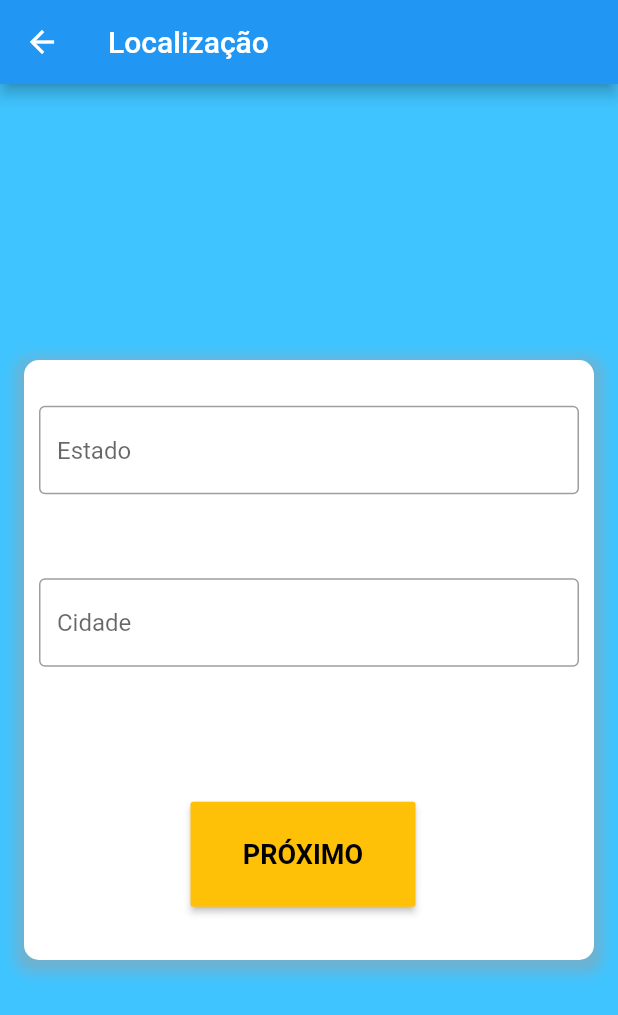
After one commit to rafaeluis1/SalveTempo-FrontEnd, a Flutter app: the Localizacao screen opened directly, on a phone screen of 412 x 824 dp. The commit adds this screen. Shown: the top 1015 px of the screen. Run offline on Flutter 3.47's test engine with Material 2 defaults, Android fonts, the phone set to English and light mode, and no system bars; our stand-ins replace date_format, diacritic, shared_preferences; missing offline and left inert: dart:ffi; accounts and stored records are empty.

Commit message:
Tela de Localização

```diff
--- /dev/null
+++ b/lib/models/localizacaoModels.dart
@@ -0,0 +1,116 @@
+class Pais {
+  int id;
+  String nome;
+
+  Pais({this.id, this.nome});
+
+  Pais.fromJson(Map<String, dynamic> json) {
+    id = json['id'];
+    nome = json['nome'];
+  }
+
+  Map<String, dynamic> toJson() {
+    final Map<String, dynamic> data = new Map<String, dynamic>();
+
+    data['id'] = this.id;
+    data['nome'] = this.nome;
+
+    return data;
+  }
+}
+
+class Estado {
+  int id;
+  Pais pais;
+  String sigla;
+  String nome;
+
+  Estado({this.id, this.pais, this.sigla, this.nome});
+
+  Estado.fromJson(Map<String, dynamic> json) {
+    id = json['id'];
+    pais = Pais.fromJson(json['pais']);
+    sigla = json['sigla'];
+    nome = json['nome'];
+  }
+
+  Map<String, dynamic> toJson() {
+    final Map<String, dynamic> data = new Map<String, dynamic>();
+
+    data['id'] = this.id;
+    data['pais'] = this.pais.toJson();
+    data['sigla'] = this.sigla;
+    data['nome'] = this.nome;
+
+    return data;
+  }
+}
+
+class Cidade {
+  int id;
+  Estado estado;
+  String nome;
+  double latitude;
+  double longitude;
+
+  Cidade({this.id, this.estado, this.nome, this.latitude, this.longitude});
+
+  Cidade.fromJson(Map<String, dynamic> json) {
+    id = json['id'];
+    estado = Estado.fromJson(json['estado']);
+    nome = json['nome'];
+    latitude = json['latitude'];
+    longitude = json['longitude'];
+  }
+
+  Map<String, dynamic> toJson() {
+    final Map<String, dynamic> data = new Map<String, dynamic>();
+
+    data['id'] = this.id;
+    data['estado'] = this.estado.toJson();
+    data['nome'] = this.nome;
+    data['latitude'] = this.latitude;
+    data['longitude'] = this.longitude;
+
+    return data;
+  }
+}
+
+class Endereco {
+  int id;
+  Cidade cidade;
+  String bairro;
+  String logradouro;
+  String numero;
+  String complemento;
+
+  Endereco(
+      {this.id,
+      this.cidade,
+      this.bairro,
+      this.logradouro,
+      this.numero,
+      this.complemento});
+
+  Endereco.fromJson(Map<String, dynamic> json) {
+    id = json['id'];
+    cidade = Cidade.fromJson(json['cidade']);
+    bairro = json['bairro'];
+    logradouro = json['logradouro'];
+    numero = json['numero'];
+    complemento = json['complemento'];
+  }
+
+  Map<String, dynamic> toJson() {
+    final Map<String, dynamic> data = new Map<String, dynamic>();
+
+    data['id'] = this.id;
+    data['cidade'] = this.cidade.toJson();
+    data['bairro'] = this.bairro;
+    data['logradouro'] = this.logradouro;
+    data['numero'] = this.numero;
+    data['complemento'] = this.complemento;
+
+    return data;
+  }
+}
--- a/lib/screens/chooseTime.dart
+++ b/lib/screens/chooseTime.dart
@@ -35,9 +35,7 @@ class _ChooseTimeState extends State<ChooseTime> {
 
   @override
   Widget build(BuildContext context) {
-    return WillPopScope(
-      onWillPop: _onWillPop,
-      child: Scaffold(
+    return Scaffold(
       appBar: AppBar(
         title: Text("Selecione o Período"),
       ),
@@ -114,7 +112,6 @@ class _ChooseTimeState extends State<ChooseTime> {
           ),
         ),
       ),
-      ),
     );
   }
 
--- /dev/null
+++ b/lib/screens/localizacao.dart
@@ -0,0 +1,253 @@
+import 'dart:convert';
+
+import 'package:flutter/material.dart';
+import 'package:salvetempo/models/localizacaoModels.dart';
+import 'package:salvetempo/screens/chooseTime.dart';
+import 'package:salvetempo/service/localizacaoService.dart';
+import 'package:shared_preferences/shared_preferences.dart';
+
+class Localizacao extends StatefulWidget {
+  @override
+  _LocalizacaoState createState() => _LocalizacaoState();
+}
+
+class _LocalizacaoState extends State<Localizacao> {
+  var localizacaoService = LocalizacaoService();
+
+  var estadoCrtl = TextEditingController();
+  var cidadeCrtl = TextEditingController();
+
+  var selectedEstado;
+  var selectedCidade;
+
+  void chooseEstado() {
+    var estados = new List<Estado>();
+
+    localizacaoService.getEstados().then((response) {
+      Iterable list = json.decode(response.body);
+      estados = list.map((item) => Estado.fromJson(item)).toList();
+
+      showDialog(
+          context: context,
+          builder: (BuildContext context) {
+            return AlertDialog(
+              title: Text("Selecione o estado"),
+              content: Container(
+                width: double.maxFinite,
+                child: ListView.builder(
+                    shrinkWrap: true,
+                    itemCount: estados.length,
+                    itemBuilder: (BuildContext context, int index) {
+                      return RadioListTile(
+                        title: Text(
+                            utf8.decode(estados[index].nome.runes.toList()) +
+                                ' (' +
+                                estados[index].sigla +
+                                ')'),
+                        value: estados[index].id,
+                        groupValue: selectedEstado,
+                        onChanged: (value) {
+                          selectedEstado = value;
+                          estadoCrtl.text =
+                              utf8.decode(estados[index].nome.runes.toList()) +
+                                  ' (' +
+                                  estados[index].sigla +
+                                  ')';
+                          cidadeCrtl.clear();
+                          Navigator.pop(context, false);
+                        },
+                      );
+                    }),
+              ),
+            );
+          });
+    });
+  }
+
+  void chooseCidade() {
+    var cidades = new List<Cidade>();
+
+    if (selectedEstado == null) {
+      showDialog(
+          context: context,
+          builder: (BuildContext context) {
+            return AlertDialog(
+              title: Text("Nenhum estado selecionado"),
+            );
+          });
+    } else {
+      localizacaoService
+          .getCidadesById(selectedEstado.toString())
+          .then((response) {
+        Iterable list = json.decode(response.body);
+        cidades = list.map((item) => Cidade.fromJson(item)).toList();
+
+        showDialog(
+            context: context,
+            builder: (BuildContext context) {
+              return AlertDialog(
+                title: Text("Selecione a cidade"),
+                content: Container(
+                  width: double.maxFinite,
+                  child: ListView.builder(
+                      shrinkWrap: true,
+                      itemCount: cidades.length,
+                      itemBuilder: (BuildContext context, int index) {
+                        return RadioListTile(
+                          title: Text(
+                              utf8.decode(cidades[index].nome.runes.toList())),
+                          value: cidades[index].id,
+                          groupValue: selectedCidade,
+                          onChanged: (value) {
+                            selectedCidade = value;
+                            cidadeCrtl.text =
+                                utf8.decode(cidades[index].nome.runes.toList());
+                            Navigator.pop(context, false);
+                          },
+                        );
+                      }),
+                ),
+              );
+            });
+      });
+    }
+  }
+
+  void saveLocalizacao() async {
+    if (!(selectedEstado == null) && !(selectedCidade == null)) {
+      SharedPreferences sharedPreferences =
+          await SharedPreferences.getInstance();
+
+      setState(() {
+        sharedPreferences.setString("estado", selectedEstado.toString());
+        sharedPreferences.setString("cidade", selectedCidade.toString());
+      });
+
+      Navigator.push(
+          context, MaterialPageRoute(builder: (context) => ChooseTime()));
+    } else {
+      print("Selecione estado e cidade.");
+    }
+  }
+
+  Widget build(BuildContext context) {
+    return Scaffold(
+      appBar: AppBar(
+        title: Text("Localização"),
+      ),
+      body: Container(
+        width: double.maxFinite,
+        height: double.maxFinite,
+        child: Stack(
+          children: <Widget>[
+            Container(
+              color: Colors.lightBlueAccent,
+            ),
+            Center(
+              child: Stack(
+                children: <Widget>[
+                  Container(
+                    height: 400,
+                    width: 380,
+                    decoration: BoxDecoration(
+                      color: Colors.white,
+                      borderRadius: const BorderRadius.all(Radius.circular(10)),
+                      boxShadow: [
+                        BoxShadow(
+                          color: Colors.grey.withOpacity(0.5),
+                          spreadRadius: 5,
+                          blurRadius: 7,
+                          offset: Offset(0, 3),
+                        ),
+                      ],
+                    ),
+                    child: Align(
+                      alignment: Alignment.bottomLeft,
+                      child: ButtonBar(
+                        buttonMinWidth: 100,
+                        alignment: MainAxisAlignment.center,
+                        children: <Widget>[
+                          MaterialButton(
+                            minWidth: 150,
+                            height: 70,
+                            color: Colors.amber,
+                            child: Text(
+                              "Próximo".toUpperCase(),
+                              style: TextStyle(
+                                color: Colors.black,
+                                fontWeight: FontWeight.bold,
+                                fontSize: 18,
+                              ),
+                            ),
+                            onPressed: () {
+                              saveLocalizacao();
+                            },
+                          ),
+                          SizedBox(
+                            height: 125,
+                          )
+                        ],
+                      ),
+                    ),
+                  ),
+                ],
+              ),
+            ),
+            Center(
+              child: Padding(
+                padding: EdgeInsets.only(bottom: 280),
+                child: Wrap(
+                  spacing: 20,
+                  runSpacing: -20,
+                  children: <Widget>[
+                    SizedBox(
+                      width: 360,
+                      child: TextField(
+                        decoration: InputDecoration(
+                          border: OutlineInputBorder(),
+                          labelText: "Estado",
+                          alignLabelWithHint: true,
+                        ),
+                        readOnly: true,
+                        onTap: () {
+                          chooseEstado();
+                        },
+                        controller: estadoCrtl,
+                      ),
+                    )
+                  ],
+                ),
+              ),
+            ),
+            Center(
+              child: Padding(
+                padding: EdgeInsets.only(bottom: 50),
+                child: Wrap(
+                  spacing: 20,
+                  runSpacing: -20,
+                  children: <Widget>[
+                    SizedBox(
+                      width: 360,
+                      child: TextField(
+                        decoration: InputDecoration(
+                          border: OutlineInputBorder(),
+                          labelText: "Cidade",
+                          alignLabelWithHint: true,
+                        ),
+                        readOnly: true,
+                        onTap: () {
+                          chooseCidade();
+                        },
+                        controller: cidadeCrtl,
+                      ),
+                    )
+                  ],
+                ),
+              ),
+            )
+          ],
+        ),
+      ),
+    );
+  }
+}
```
Also changed, not shown: lib/screens/observacao.dart (+4 -3 lines), lib/service/localizacaoService.dart (added, +17 -0 lines). Lines whose indentation alone changed are shown as unchanged.
